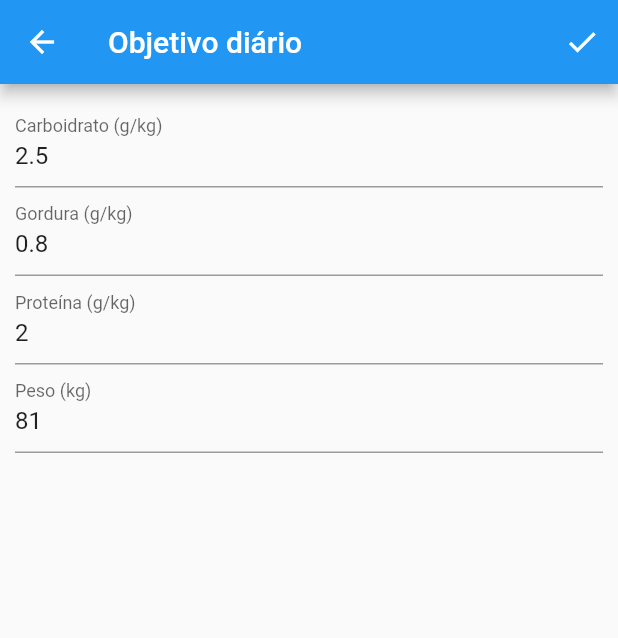
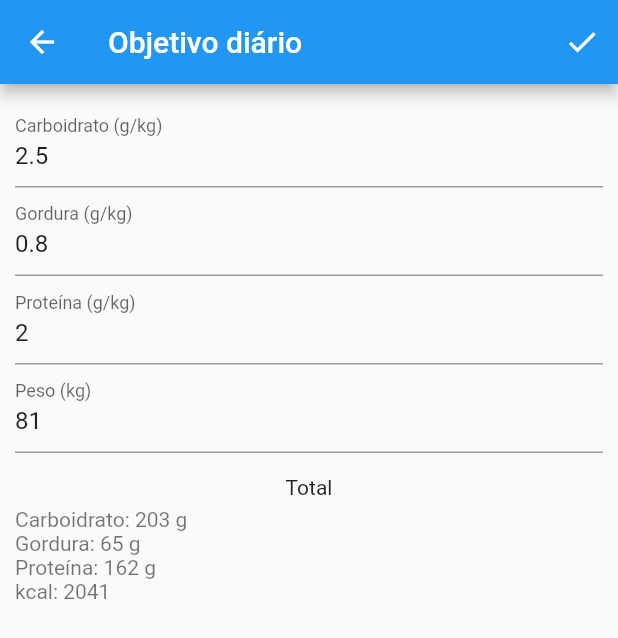
Before and after one commit to pnizer/flutter-macro, a Flutter app: the screen it shows after launch, after a tap on an icon or button, on a phone screen of 412 x 824 dp. Shown: the top 638 px of the screen. Run offline on Flutter 3.47's test engine with Material 2 defaults, Android fonts, the phone set to English and light mode, and no system bars; our stand-ins replace sembast.

Commit message:
Added macro totals on day target screen

```diff
--- a/lib/screens/day_summary/day_summary_screen.dart
+++ b/lib/screens/day_summary/day_summary_screen.dart
@@ -187,7 +187,7 @@ class _DaySummaryScreenState extends State<DaySummaryScreen> {
                   dayMeals.meals.isEmpty
                       ? TextButton(
                           onPressed: () => _onAddButtonPressed(dayMeals),
-                          child: const Text("Adicionar uma refeição do dia..."),
+                          child: const Text("Adicionar refeição..."),
                         )
                       : Theme(
                           data: ThemeData(canvasColor: Colors.transparent),
--- a/lib/screens/day_summary/day_target_screen.dart
+++ b/lib/screens/day_summary/day_target_screen.dart
@@ -18,12 +18,18 @@ class _DayTargetScreenState extends State<DayTargetScreen> {
   late final _proteinController = TextEditingController();
   late final _weightController = TextEditingController();
 
+  double _totalCarb = 0.0;
+  double _totalFat = 0.0;
+  double _totalProtein = 0.0;
+  double _totalKcal = 0.0;
+
   @override
   void initState() {
     _carbController.text = widget.dayTarget.carbGramWeight.toStringAsFixedIfHasDecimal(1);
     _fatController.text = widget.dayTarget.fatGramWeight.toStringAsFixedIfHasDecimal(1);
     _proteinController.text = widget.dayTarget.proteinGramWeight.toStringAsFixedIfHasDecimal(1);
     _weightController.text = widget.dayTarget.weight.toStringAsFixedIfHasDecimal(1);
+    _updateTotal();
     super.initState();
   }
 
@@ -47,35 +53,79 @@ class _DayTargetScreenState extends State<DayTargetScreen> {
           ]
       ),
       body: Padding(
-        padding: EdgeInsets.symmetric(vertical: 10, horizontal: 10),
+        padding: const EdgeInsets.symmetric(vertical: 10, horizontal: 10),
       child: Column(
         children: [
           TextField(
             controller: _carbController,
-            decoration: InputDecoration(
+            decoration: const InputDecoration(
               labelText: 'Carboidrato (g/kg)'
             ),
+            onChanged: (_) => _updateTotal(),
           ),
           TextField(
             controller: _fatController,
-            decoration: InputDecoration(
+            decoration: const InputDecoration(
               labelText: 'Gordura (g/kg)'
             ),
+            onChanged: (_) => _updateTotal(),
           ),
           TextField(
             controller: _proteinController,
-            decoration: InputDecoration(
+            decoration: const InputDecoration(
               labelText: 'Proteína (g/kg)'
             ),
+            onChanged: (_) => _updateTotal(),
           ),
           TextField(
             controller: _weightController,
-            decoration: InputDecoration(
+            decoration: const InputDecoration(
                 labelText: 'Peso (kg)'
             ),
+            onChanged: (_) => _updateTotal(),
           ),
-        ],
-      ),
+
+        const Padding(
+          padding: EdgeInsets.only(top: 15, bottom: 5),
+          child: Text("Total"),
+        ),
+        Align(
+            alignment: Alignment.centerLeft,
+          child: Column(
+            crossAxisAlignment: CrossAxisAlignment.start,
+            children: [
+              Text(
+                "Carboidrato: ${_totalCarb.toStringAsFixed(0)} g",
+                style: const TextStyle(color: Colors.black54),
+              ),
+              Text(
+                "Gordura: ${_totalFat.toStringAsFixed(0)} g",
+                style: const TextStyle(color: Colors.black54),),
+              Text(
+                "Proteína: ${_totalProtein.toStringAsFixed(0)} g",
+                style: const TextStyle(color: Colors.black54),),
+              Text(
+                "kcal: ${_totalKcal.toStringAsFixed(0)}",
+                style: const TextStyle(color: Colors.black54),),
+            ]
+          ),
+        ),
+      ]),
     ));
   }
+
+  void _updateTotal() {
+    final weight = double.parse(_weightController.value.text);
+    final carb = double.parse(_carbController.value.text);
+    final fat = double.parse(_fatController.value.text);
+    final protein = double.parse(_proteinController.value.text);
+
+    setState(() {
+      _totalCarb = carb * weight;
+      _totalFat = fat * weight;
+      _totalProtein = protein * weight;
+
+      _totalKcal = _totalCarb * 4 + _totalFat * 9 +_totalProtein * 4;
+    });
+  }
 }
--- a/lib/widgets/day_macro_summary.dart
+++ b/lib/widgets/day_macro_summary.dart
@@ -1,6 +1,5 @@
 import 'package:flutter/material.dart';
 import 'package:macro/models/day_meals.dart';
-import 'package:macro/models/day_target.dart';
 
 import 'macro_progress.dart';
 
@@ -22,11 +21,16 @@ class DayMacroSummary extends StatelessWidget {
 
   @override
   Widget build(BuildContext context) {
-    final date = dayMeals.date.isNotEmpty
-        ? DateTime.parse(dayMeals.date)
-        : DateTime.now();
-    final formattedDate =
-        "${date.day.toString().padLeft(2, '0')}/${date.month.toString().padLeft(2, '0')}/${date.year.toString()}";
+    final today = DateUtils.dateOnly(DateTime.now());
+    final date = DateTime.parse(dayMeals.date);
+
+    late String formattedDate;
+    if (today.isAtSameMomentAs(date)) {
+      formattedDate = "Hoje";
+    } else {
+      formattedDate = "${date.day.toString().padLeft(2, '0')}/${date.month.toString().padLeft(
+          2, '0')}/${date.year.toString()}";
+    }
 
     return Column(
       children: [
@@ -46,7 +50,6 @@ class DayMacroSummary extends StatelessWidget {
                 ),
                 onPressed: onDatePressed,
                 child: Row(children: <Widget>[
-                  const Icon(Icons.today_outlined),
                   Padding(
                     padding: const EdgeInsets.only(left: 10),
                     child: Text(formattedDate, textScaleFactor: 1.2),
```
Also changed, not shown: pubspec.lock.
